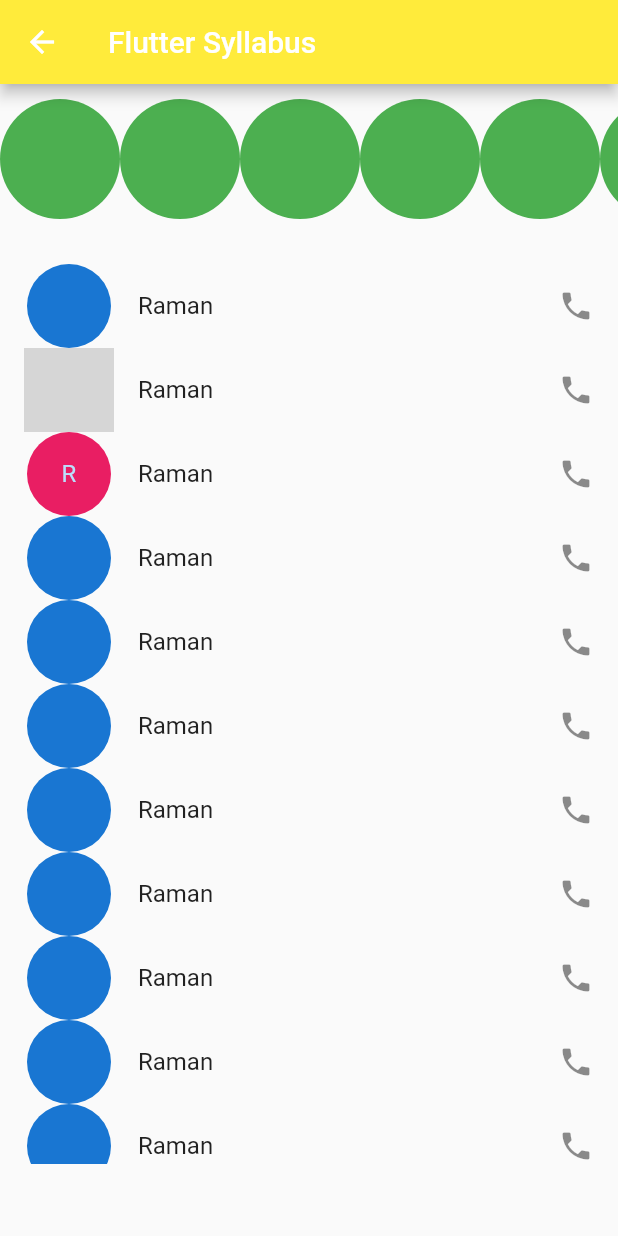
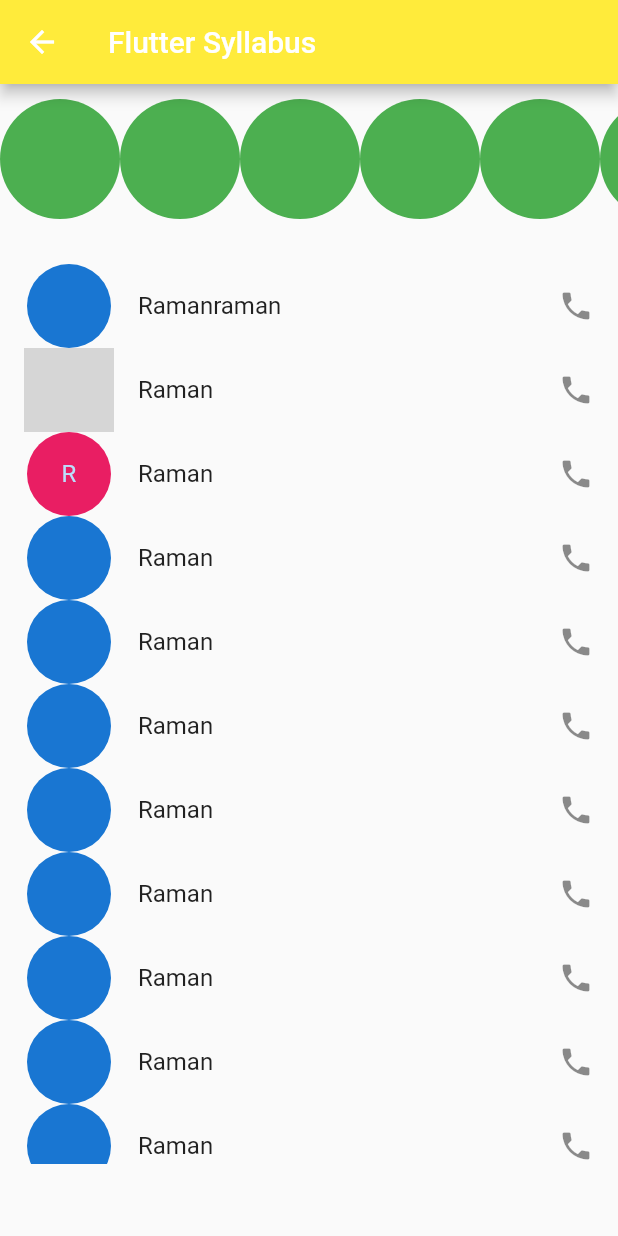
Before and after one commit to radharaman7262/Dialer, a Flutter app: the screen it shows after launch, in the side drawer, after a tap on "Syllabus", on a phone screen of 412 x 824 dp. Run offline on Flutter 3.47's test engine with Material 2 defaults, Android fonts, the phone set to English and light mode, and no system bars; network calls fail; grey boxes are pictures that could not be loaded.

Commit message:
changes in syllbus

```diff
--- a/lib/syllabus_flutter.dart
+++ b/lib/syllabus_flutter.dart
@@ -91,7 +91,7 @@ class _SyllabusState extends State<Syllabus> {
                     children: [
                       ListTile(
                         leading: CircleAvatar(radius: 30),
-                        title: Text("Raman"),
+                        title: Text("Ramanraman"),
                         trailing: Icon(Icons.phone),
                       ),
                       ListTile(
```
